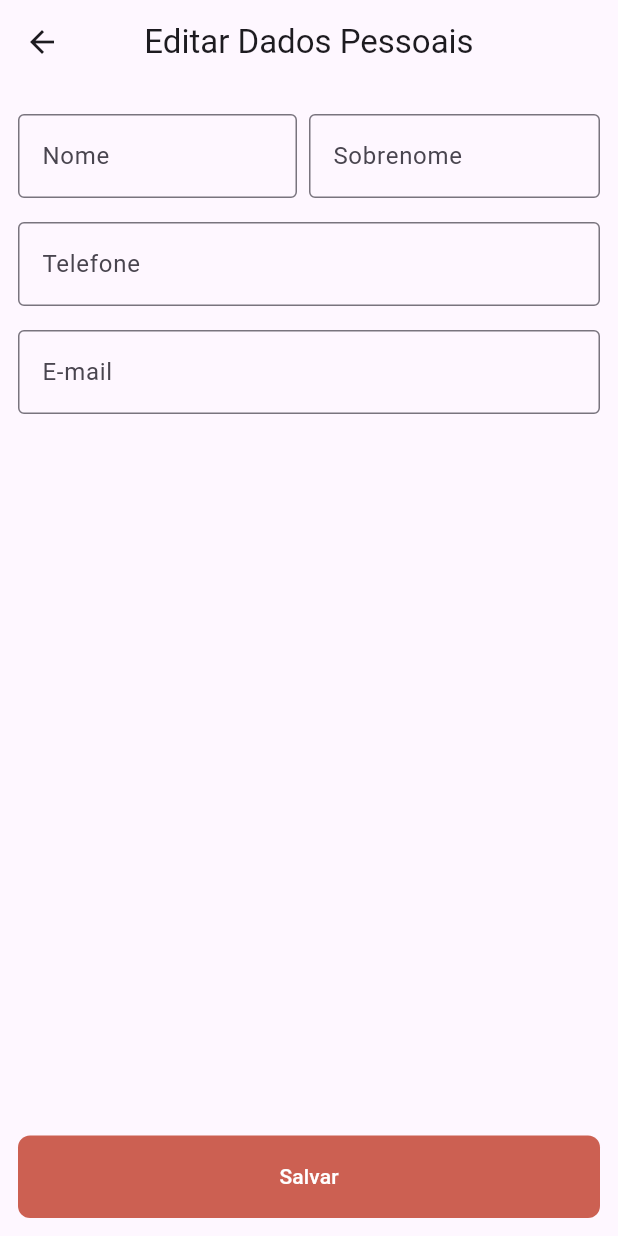
After one commit to Gusrrocha/Casa-do-Sushi, a Flutter app: the Perfil screen opened directly, after a tap on "Editar dados pessoais", on a phone screen of 412 x 824 dp. The commit adds this screen. Run offline on Flutter 3.47's test engine with Material 3 defaults, Android fonts, the phone set to English and light mode, and no system bars; our stand-ins replace firebase_auth, firebase_core, fl_chart, mask_text_input_formatter, shared_preferences, sqflite and 1 more; accounts and stored records are empty.

Commit message:
Ajustes e Perfil

```diff
--- a/lib/screens/loginPage.dart
+++ b/lib/screens/loginPage.dart
@@ -1,7 +1,7 @@
 import 'package:casadosushi/database/auth.dart';
 import 'package:casadosushi/repositories/usuario_repository.dart';
 import 'package:casadosushi/screens/cadastro.dart';
-import 'package:casadosushi/screens/tabs.dart';
+import 'package:casadosushi/screens/tabs/tabs.dart';
 import 'package:flutter/material.dart';
 import 'package:shared_preferences/shared_preferences.dart';
 
--- a/lib/screens/screensADB/pedidos.dart
+++ b/lib/screens/screensADB/components/pedidos.dart
@@ -2,7 +2,7 @@ import 'package:casadosushi/models/pedido.dart';
 import 'package:casadosushi/models/usuario.dart';
 import 'package:casadosushi/repositories/pedido_repository.dart';
 import 'package:casadosushi/repositories/usuario_repository.dart';
-import 'package:casadosushi/screens/pedidosPage.dart';
+import 'package:casadosushi/screens/tabs/pedidosPage.dart';
 import 'package:flutter/material.dart';
 
 class Pedidos extends StatefulWidget {
--- a/lib/screens/screensADB/produtos.dart
+++ b/lib/screens/screensADB/components/produtos.dart
@@ -1,7 +1,7 @@
 import 'package:casadosushi/models/produto.dart';
 import 'package:casadosushi/repositories/produto_repository.dart';
-import 'package:casadosushi/screens/screensADB/add_produto.dart';
-import 'package:casadosushi/screens/screensADB/edit_produto.dart';
+import 'package:casadosushi/screens/screensADB/components/add_produto.dart';
+import 'package:casadosushi/screens/screensADB/components/edit_produto.dart';
 import 'package:flutter/material.dart';
 
 class Produtos extends StatefulWidget {
--- a/lib/screens/screensADB/relatorios.dart
+++ b/lib/screens/screensADB/components/relatorios.dart
@@ -118,7 +118,6 @@ class RelatoriosState extends State<Relatorios> {
                       height: 300,
                       child: LineChart(
                         LineChartData(
-                          maxY: total,
                           minY: 0.0,
                           lineTouchData: LineTouchData(enabled: true),
                           titlesData: FlTitlesData(
--- a/lib/screens/splash_screen.dart
+++ b/lib/screens/splash_screen.dart
@@ -1,5 +1,5 @@
 import 'package:casadosushi/screens/loginPage.dart';
-import 'package:casadosushi/screens/tabs.dart';
+import 'package:casadosushi/screens/tabs/tabs.dart';
 import 'package:flutter/material.dart';
 import 'package:shared_preferences/shared_preferences.dart';
 
--- /dev/null
+++ b/lib/screens/tabs/components/edit_usuario.dart
@@ -0,0 +1,183 @@
+import 'package:casadosushi/models/usuario.dart';
+import 'package:casadosushi/repositories/usuario_repository.dart';
+import 'package:flutter/material.dart';
+import 'package:mask_text_input_formatter/mask_text_input_formatter.dart';
+
+class EditUsuario extends StatefulWidget {
+  const EditUsuario({super.key, required this.usuario});
+
+  final Usuario usuario;
+
+  @override
+  EditUsuarioState createState() => EditUsuarioState();
+}
+
+class EditUsuarioState extends State<EditUsuario> {
+  final _formKey = GlobalKey<FormState>();
+  final nomeController = TextEditingController();
+  final sobrenomeController = TextEditingController();
+  final telefoneController = TextEditingController();
+  final emailController = TextEditingController();
+  final senha = TextEditingController;
+  final telefoneFormatter = MaskTextInputFormatter(
+    mask: "(##) #####-####",
+    filter: {"#": RegExp(r'[0-9]')},
+  );
+
+  final UsuarioRepository usuarioRepository = UsuarioRepository();
+
+  @override
+  void initState() {
+    super.initState();
+  }
+
+  _salvarFormulario() async{
+    final nome = "${nomeController.text} ${sobrenomeController.text}";
+    final telefone = telefoneController.text;
+    final email = emailController.text;
+
+    if(_formKey.currentState!.validate()){
+      Usuario usuario_new = widget.usuario.copyWith(
+        id: widget.usuario.id,
+        nome: nome,
+        firebaseUID: widget.usuario.firebaseUID,
+        telefone: telefone,
+        email: email,
+        senha: widget.usuario.senha,
+        cpf: widget.usuario.cpf,
+        isAdmin: widget.usuario.isAdmin
+      );
+      await usuarioRepository.updateUser(usuario_new, widget.usuario.id!);
+      setState(() {});
+      if(!mounted) return;
+      Navigator.of(context).pop(usuario_new);
+      ScaffoldMessenger.of(context).showSnackBar(
+        const SnackBar(content: Text("Dados Atualizados com Sucesso!")),
+      );
+    }
+  }
+
+
+  @override
+  Widget build(BuildContext context) {
+    Usuario usuario_copy = widget.usuario;
+    List<String> nomeCompleto = usuario_copy.nome.split(' ');
+    nomeController.text = nomeCompleto.first;
+    for (int i = 1; i < nomeCompleto.length; i++) {
+      if (i == 1) {
+        sobrenomeController.text += nomeCompleto[i];
+      } else {
+        sobrenomeController.text += " ${nomeCompleto[i]}";
+      }
+    }
+    telefoneController.text = usuario_copy.telefone;
+    emailController.text = usuario_copy.email;
+
+    return Scaffold(
+      appBar: AppBar(title: Text("Editar Dados Pessoais"), centerTitle: true),
+      body: Container(
+        width: MediaQuery.of(context).size.width,
+        padding: EdgeInsets.all(12),
+        child: Form(
+          key: _formKey,
+          child: Column(
+            children: [
+              Row(
+                children: [
+                  Expanded(
+                    child: Container(
+                      padding: EdgeInsets.fromLTRB(0, 8, 8, 8),
+                      child: TextFormField(
+                        controller: nomeController,
+                        validator: (value) {
+                          if (value == null || value.isEmpty) {
+                            return "Campo obrigatório";
+                          }
+                          return null;
+                        },
+                        decoration: InputDecoration(
+                          labelText: "Nome",
+                          border: OutlineInputBorder(),
+                        ),
+                      ),
+                    ),
+                  ),
+                  Expanded(
+                    child: Container(
+                      padding: EdgeInsets.fromLTRB(0, 8, 0, 8),
+                      child: TextFormField(
+                        controller: sobrenomeController,
+                        validator: (value) {
+                          if (value == null || value.isEmpty) {
+                            return "Campo obrigatório";
+                          }
+                          return null;
+                        },
+                        decoration: InputDecoration(
+                          labelText: "Sobrenome",
+                          border: OutlineInputBorder(),
+                        ),
+                      ),
+                    ),
+                  ),
+                ],
+              ),
+              Container(
+                padding: EdgeInsets.fromLTRB(0, 8, 0, 8),
+                child: TextFormField(
+                  controller: telefoneController,
+                  validator: (value) {
+                    if (value == null || value.isEmpty) {
+                      return "Campo obrigatório";
+                    }
+                    return null;
+                  },
+                  inputFormatters: [telefoneFormatter],
+                  decoration: InputDecoration(
+                    labelText: "Telefone",
+                    border: OutlineInputBorder(),
+                  ),
+                ),
+              ),
+              Container(
+                padding: EdgeInsets.fromLTRB(0, 8, 0, 8),
+                child: TextFormField(
+                  controller: emailController,
+                  validator: (value) {
+                    if (value == null || value.isEmpty) {
+                      return "Campo obrigatório";
+                    }
+                    return null;
+                  },
+                  decoration: InputDecoration(
+                    labelText: "E-mail",
+                    border: OutlineInputBorder(),
+                  ),
+                ),
+              ),
+              Spacer(),
+              Container(
+                height: 55,
+                width: MediaQuery.of(context).size.width,
+                decoration: BoxDecoration(
+                  borderRadius: BorderRadius.circular(8),
+                  color: const Color.fromARGB(255, 204, 96, 82),
+                ),
+                child: TextButton(
+                  onPressed: () {
+                    _salvarFormulario();
+
+                  },
+                  child: Text(
+                    "Salvar",
+                    style: TextStyle(color: Colors.white),
+                  ),
+                ),
+              ),
+            ],
+          ),
+        ),
+      ),
+    );
+  }
+}
--- a/lib/screens/perfil.dart
+++ b/lib/screens/tabs/perfil.dart
@@ -3,6 +3,7 @@ import 'package:casadosushi/database/auth.dart';
 import 'package:casadosushi/models/usuario.dart';
 import 'package:casadosushi/repositories/usuario_repository.dart';
 import 'package:casadosushi/screens/loginPage.dart';
+import 'package:casadosushi/screens/tabs/components/edit_usuario.dart';
 import 'package:flutter/material.dart';
 import 'package:provider/provider.dart';
 import 'package:shared_preferences/shared_preferences.dart';
@@ -32,12 +33,23 @@ class PerfilState extends State<Perfil> {
     });
   }
 
+  void _navigateAndRefresh() async {
+    final result = await Navigator.push(
+      context,
+      MaterialPageRoute(builder: (context) => (EditUsuario(usuario: usuario!))),
+    );
+
+    if (result != null) {
+      await _getUsuario();
+    }
+  }
+
   @override
   Widget build(BuildContext context) {
     return Scaffold(
       appBar: AppBar(
         backgroundColor: const Color.fromARGB(255, 255, 182, 182),
-        title: Center(child: const Text("Perfil"))
+        title: Center(child: const Text("Perfil")),
       ),
       backgroundColor: const Color.fromARGB(255, 255, 193, 193),
       body: Column(
@@ -53,8 +65,7 @@ class PerfilState extends State<Perfil> {
             ),
             child: Icon(Icons.person, size: 100),
           ),
-          Expanded(
-            child: Container(
+          Container(
               padding: const EdgeInsets.all(16.0),
               child: Column(
                 children: [
@@ -87,7 +98,27 @@ class PerfilState extends State<Perfil> {
                 ],
               ),
             ),
+          InkWell(
+            onTap: () {
+              _navigateAndRefresh();
+            },
+            child: Container(
+              decoration: BoxDecoration(
+                color: Colors.white,
+                border: Border.all(color: Color.fromARGB(64, 0, 0, 0))
+              ),
+              width: MediaQuery.of(context).size.width,
+              padding: EdgeInsets.fromLTRB(0, 8, 0, 8),
+              child: Row(
+                children: [
+                  Icon(Icons.edit, size: 40,),
+                  SizedBox(width: 20),
+                  Text("Editar dados pessoais", style: TextStyle(fontWeight: FontWeight.bold), textScaler: TextScaler.linear(1.5),)
+                ],
+              )
+            )
           ),
+          Spacer(),
           Padding(
             padding: const EdgeInsets.all(8.0),
             child: ElevatedButton(
@@ -116,7 +147,7 @@ class PerfilState extends State<Perfil> {
                     );
                   } catch (e) {
                     print("Erro ao sair: $e");
-                 }
+                  }
                 }();
               },
               child: Text("Sair da conta"),
```
Also changed, not shown: lib/screens/compra/components/sumario.dart (+61 -12 lines), lib/screens/compra/components/tabelaMeses.dart (+13 -8 lines), lib/screens/compra/compra_page.dart (+35 -12 lines), lib/screens/screensADB/adminUI.dart (renamed from lib/screens/adminUI.dart, +4 -4 lines), lib/screens/tabs/inicio.dart (renamed from lib/screens/inicio.dart, +7 -2 lines), lib/screens/tabs/itemPage.dart (renamed from lib/screens/itemPage.dart, +15 -6 lines), lib/screens/tabs/tabs.dart (renamed from lib/screens/tabs.dart, +5 -5 lines), lib/screens/screensADB/components/add_produto.dart (renamed from lib/screens/screensADB/add_produto.dart), lib/screens/screensADB/components/edit_produto.dart (renamed from lib/screens/screensADB/edit_produto.dart), lib/screens/screensADB/components/usuarioADMPage.dart (renamed from lib/screens/screensADB/usuarioADMPage.dart), lib/screens/tabs/carrinho.dart (renamed from lib/screens/carrinho.dart), lib/screens/tabs/pedidosPage.dart (renamed from lib/screens/pedidosPage.dart).
